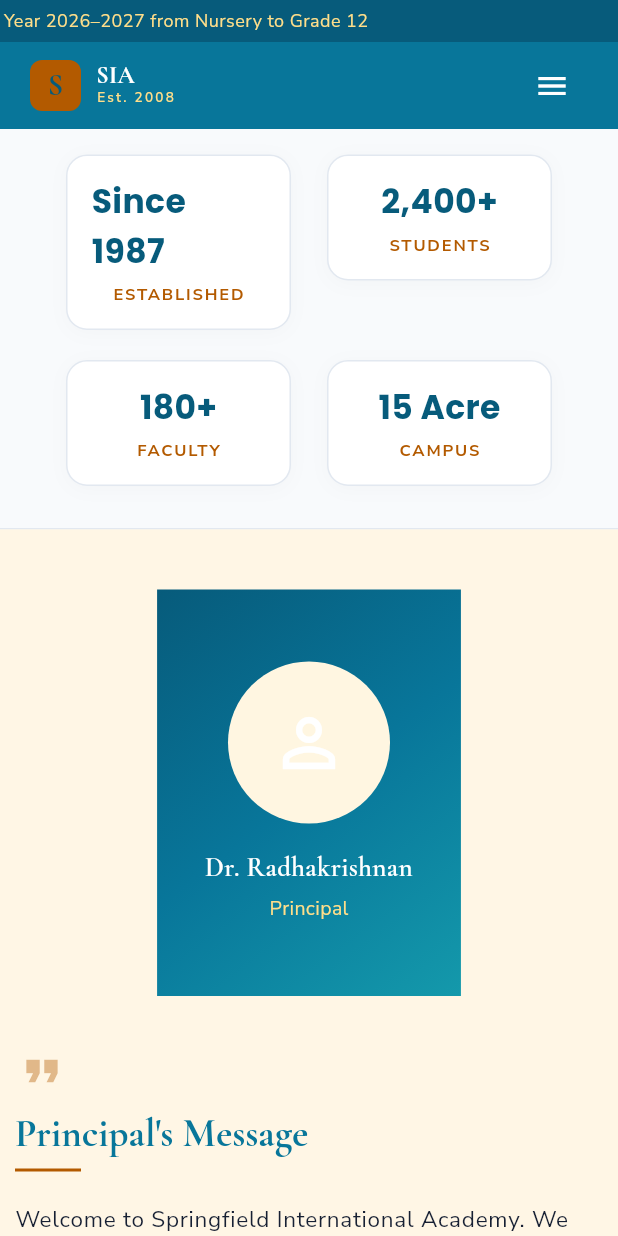
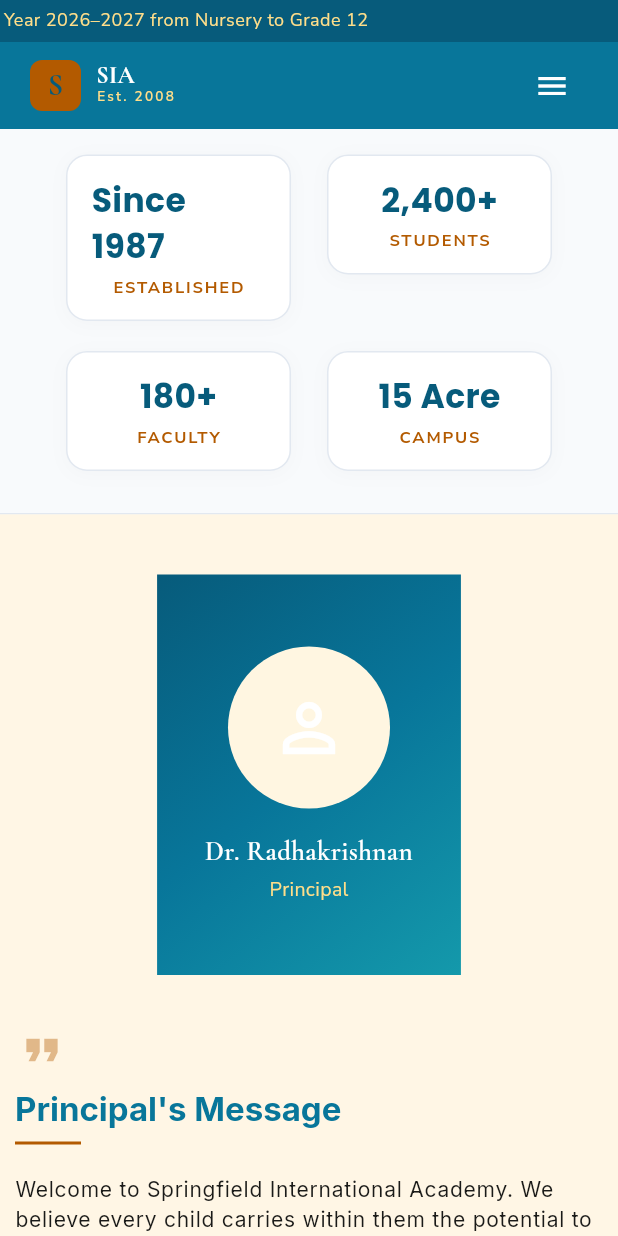
Before and after one commit to DileepJexpert/school-project-ui, a Flutter app: the screen it shows after launch, scrolled down 576 dp, on a phone screen of 412 x 824 dp. Run offline on Flutter 3.47's test engine with Material 3 defaults, Android fonts, the phone set to English and light mode, and no system bars; our stand-ins replace dio, fl_chart, flutter_secure_storage, google_fonts, shared_preferences, shimmer; missing offline and left inert: dart:html, dart:js, dart:ui_web; accounts and stored records are empty; network calls fail.

Commit message:
feat(ui): apply Katasticho ERP theme, compact small cards, and Inter typography across all admin pages

```diff
--- a/lib/core/constants/app_constants.dart
+++ b/lib/core/constants/app_constants.dart
@@ -3,30 +3,32 @@ import 'package:flutter/material.dart';
 class AppColors {
   AppColors._();
 
-  // Primary palette — Navy & Gold
-  static const Color navy = Color(0xFF17324D);
-  static const Color navyLight = Color(0xFF254D70);
-  static const Color navyDark = Color(0xFF0D2235);
-  static const Color gold = Color(0xFF2563EB);
-  static const Color goldLight = Color(0xFF60A5FA);
-  static const Color goldPale = Color(0xFFEFF6FF);
+  // Katasticho ERP Brand Palette (Teal-600 & Teal-500)
+  static const Color navy = Color(0xFF0F8576);     // Brand Primary (Teal-600)
+  static const Color navyLight = Color(0xFF14A08C); // Brand Secondary (Teal-500)
+  static const Color navyDark = Color(0xFF0A5C52);  // Brand Dark
+  static const Color gold = Color(0xFFB45309);      // Accent Amber
+  static const Color goldLight = Color(0xFFD97706);
+  static const Color goldPale = Color(0xFFFEF3E2);
 
-  // Neutrals
-  static const Color cream = Color(0xFFF6F8FB);
-  static const Color creamDark = Color(0xFFF1F5F9);
+  // Neutrals — Warm neutral (Katasticho ERP design system)
+  static const Color cream = Color(0xFFF7F7F5);     // App Canvas (--bg-app)
+  static const Color creamDark = Color(0xFFEFEFEC); // Subtle bg
   static const Color white = Color(0xFFFFFFFF);
-  static const Color border = Color(0xFFE2E8F0);
+  static const Color border = Color(0xFFE5E5E1);    // Border (--border)
+  static const Color borderStrong = Color(0xFFD4D4CF);
+  static const Color sidebarBg = Color(0xFF0F172A); // Slate-900 sidebar seed
 
-  // Text
-  static const Color textPrimary = Color(0xFF172033);
-  static const Color textSecondary = Color(0xFF5F6B7A);
-  static const Color textLight = Color(0xFF94A3B8);
+  // Text — Warm-tinted near-black & grey
+  static const Color textPrimary = Color(0xFF1A1A18);
+  static const Color textSecondary = Color(0xFF5F5F59);
+  static const Color textLight = Color(0xFF94948D);
 
   // Semantic
-  static const Color success = Color(0xFF059669);
-  static const Color error = Color(0xFFDC2626);
-  static const Color warning = Color(0xFFF59E0B);
-  static const Color info = Color(0xFF3B82F6);
+  static const Color success = Color(0xFF15803D);
+  static const Color error = Color(0xFFBE3A34);
+  static const Color warning = Color(0xFFB45309);
+  static const Color info = Color(0xFF1D4ED8);
 
   // Gradients
   static const LinearGradient heroGradient = LinearGradient(
@@ -38,26 +40,26 @@ class AppColors {
   static const LinearGradient goldGradient = LinearGradient(
     begin: Alignment.topLeft,
     end: Alignment.bottomRight,
-    colors: [gold, goldLight],
+    colors: [navy, navyLight],
   );
 }
 
 class AppSizes {
   AppSizes._();
 
-  // Padding
+  // Padding — compact ERP density
   static const double paddingXS = 4.0;
   static const double paddingSM = 8.0;
-  static const double paddingMD = 16.0;
-  static const double paddingLG = 24.0;
-  static const double paddingXL = 32.0;
-  static const double paddingXXL = 48.0;
+  static const double paddingMD = 12.0;
+  static const double paddingLG = 16.0;
+  static const double paddingXL = 24.0;
+  static const double paddingXXL = 36.0;
 
-  // Border radius
-  static const double radiusSM = 6.0;
-  static const double radiusMD = 8.0;
-  static const double radiusLG = 10.0;
-  static const double radiusXL = 12.0;
+  // Border radius — capped at 8px per Katasticho ERP specification
+  static const double radiusSM = 4.0;
+  static const double radiusMD = 6.0;
+  static const double radiusLG = 8.0;
+  static const double radiusXL = 8.0;
 
   // Breakpoints
   static const double mobile = 600.0;
--- a/lib/core/theme/app_theme.dart
+++ b/lib/core/theme/app_theme.dart
@@ -121,22 +121,21 @@ class AppTheme {
         elevation: 0,
         color: palette.surface,
         shape: RoundedRectangleBorder(
-          borderRadius: BorderRadius.circular(14),
-          side: BorderSide(color: palette.border.withValues(alpha: 0.8), width: 1),
+          borderRadius: BorderRadius.circular(8),
+          side: BorderSide(color: palette.border, width: 1),
         ),
         surfaceTintColor: Colors.transparent,
         margin: EdgeInsets.zero,
       ),
       dialogTheme: DialogThemeData(
         backgroundColor: palette.surface,
-        elevation: 10,
-        shadowColor: const Color(0x26101828),
+        elevation: 4,
         shape: RoundedRectangleBorder(
-          borderRadius: BorderRadius.circular(16),
-          side: BorderSide(color: palette.border.withValues(alpha: 0.7)),
+          borderRadius: BorderRadius.circular(10),
+          side: BorderSide(color: palette.border),
         ),
-        titleTextStyle: GoogleFonts.poppins(
-          fontSize: 18,
+        titleTextStyle: GoogleFonts.inter(
+          fontSize: 16,
           fontWeight: FontWeight.w700,
           color: AppColors.textPrimary,
         ),
@@ -146,31 +145,45 @@ class AppTheme {
           backgroundColor: palette.brand,
           foregroundColor: AppColors.white,
           elevation: 0,
-          minimumSize: const Size(0, 42),
-          padding: const EdgeInsets.symmetric(horizontal: 18, vertical: 12),
+          minimumSize: const Size(0, 36),
+          padding: const EdgeInsets.symmetric(horizontal: 14, vertical: 8),
           shape: RoundedRectangleBorder(
-            borderRadius: BorderRadius.circular(10),
+            borderRadius: BorderRadius.circular(8),
           ),
-          textStyle: GoogleFonts.nunitoSans(
-            fontSize: 14,
-            fontWeight: FontWeight.w700,
-            letterSpacing: 0.5,
+          textStyle: GoogleFonts.inter(
+            fontSize: 13,
+            fontWeight: FontWeight.w600,
+            letterSpacing: 0.2,
           ),
         ),
       ),
       outlinedButtonTheme: OutlinedButtonThemeData(
         style: OutlinedButton.styleFrom(
           foregroundColor: palette.brand,
-          side: BorderSide(color: palette.border),
-          minimumSize: const Size(0, 42),
-          padding: const EdgeInsets.symmetric(horizontal: 18, vertical: 12),
+          side: BorderSide(color: palette.border, width: 1),
+          elevation: 0,
+          minimumSize: const Size(0, 36),
+          padding: const EdgeInsets.symmetric(horizontal: 14, vertical: 8),
           shape: RoundedRectangleBorder(
-            borderRadius: BorderRadius.circular(10),
+            borderRadius: BorderRadius.circular(8),
           ),
-          textStyle: GoogleFonts.nunitoSans(
-            fontSize: 14,
-            fontWeight: FontWeight.w700,
-            letterSpacing: 0.5,
+          textStyle: GoogleFonts.inter(
+            fontSize: 13,
+            fontWeight: FontWeight.w600,
+            letterSpacing: 0.2,
+          ),
+        ),
+      ),
+      textButtonTheme: TextButtonThemeData(
+        style: TextButton.styleFrom(
+          foregroundColor: palette.brand,
+          padding: const EdgeInsets.symmetric(horizontal: 10, vertical: 6),
+          shape: RoundedRectangleBorder(
+            borderRadius: BorderRadius.circular(8),
+          ),
+          textStyle: GoogleFonts.inter(
+            fontSize: 13,
+            fontWeight: FontWeight.w600,
           ),
         ),
       ),
@@ -178,22 +191,22 @@ class AppTheme {
         filled: true,
         fillColor: palette.surface,
         contentPadding:
-            const EdgeInsets.symmetric(horizontal: 14, vertical: 13),
+            const EdgeInsets.symmetric(horizontal: 12, vertical: 10),
         border: OutlineInputBorder(
-          borderRadius: BorderRadius.circular(10),
+          borderRadius: BorderRadius.circular(8),
           borderSide: BorderSide(color: palette.border),
         ),
         enabledBorder: OutlineInputBorder(
-          borderRadius: BorderRadius.circular(10),
+          borderRadius: BorderRadius.circular(8),
           borderSide: BorderSide(color: palette.border),
         ),
         focusedBorder: OutlineInputBorder(
-          borderRadius: BorderRadius.circular(10),
+          borderRadius: BorderRadius.circular(8),
           borderSide: BorderSide(color: palette.brand, width: 1.5),
         ),
-        hintStyle: GoogleFonts.nunitoSans(
+        hintStyle: GoogleFonts.inter(
           color: AppColors.textLight,
-          fontSize: 14,
+          fontSize: 13,
         ),
       ),
       dividerTheme: DividerThemeData(
@@ -203,16 +216,17 @@ class AppTheme {
       ),
       dataTableTheme: DataTableThemeData(
         headingRowColor: WidgetStateProperty.all(palette.canvas),
-        headingRowHeight: 44,
-        dataRowMinHeight: 44,
-        dataRowMaxHeight: 52,
-        dividerThickness: 0.7,
-        headingTextStyle: GoogleFonts.nunitoSans(
-          fontSize: 12,
-          fontWeight: FontWeight.w700,
+        headingRowHeight: 38,
+        dataRowMinHeight: 38,
+        dataRowMaxHeight: 44,
+        dividerThickness: 1.0,
+        headingTextStyle: GoogleFonts.inter(
+          fontSize: 11,
+          fontWeight: FontWeight.w600,
+          letterSpacing: 0.3,
           color: AppColors.textSecondary,
         ),
-        dataTextStyle: GoogleFonts.nunitoSans(
+        dataTextStyle: GoogleFonts.inter(
           fontSize: 13,
           color: AppColors.textPrimary,
         ),
@@ -226,12 +240,12 @@ class AppTheme {
         backgroundColor: palette.canvas,
         selectedColor: palette.brand,
         labelStyle:
-            GoogleFonts.nunitoSans(fontSize: 13, fontWeight: FontWeight.w600),
+            GoogleFonts.inter(fontSize: 12, fontWeight: FontWeight.w600),
         shape: RoundedRectangleBorder(
-          borderRadius: BorderRadius.circular(AppSizes.radiusSM),
+          borderRadius: BorderRadius.circular(999),
           side: BorderSide(color: palette.border),
         ),
-        padding: const EdgeInsets.symmetric(horizontal: 12, vertical: 6),
+        padding: const EdgeInsets.symmetric(horizontal: 10, vertical: 4),
       ),
       extensions: [palette],
     );
@@ -240,16 +254,16 @@ class AppTheme {
   static AppThemePalette _paletteFor(AppThemePreset preset) {
     return switch (preset) {
       AppThemePreset.modern => const AppThemePalette(
-          brand: Color(0xFF17324D),
-          brandDark: Color(0xFF0D2235),
-          accent: Color(0xFF2563EB),
-          canvas: Color(0xFFF6F8FB),
+          brand: Color(0xFF0F8576),      // Katasticho Teal-600
+          brandDark: Color(0xFF0A5C52),  // Katasticho Deep Teal
+          accent: Color(0xFF14A08C),     // Katasticho Teal-500
+          canvas: Color(0xFFF7F7F5),     // Katasticho Warm Neutral (--bg-app)
           surface: Colors.white,
-          border: Color(0xFFE2E8F0),
+          border: Color(0xFFE5E5E1),     // Katasticho Warm Border (--border)
           heroGradient: LinearGradient(
             begin: Alignment.topLeft,
             end: Alignment.bottomRight,
-            colors: [Color(0xFF0D2235), Color(0xFF17324D), Color(0xFF254D70)],
+            colors: [Color(0xFF0A5C52), Color(0xFF0F8576), Color(0xFF14A08C)],
           ),
         ),
       AppThemePreset.classic => const AppThemePalette(
@@ -283,95 +297,95 @@ class AppTheme {
 
   static TextTheme _buildTextTheme() {
     return TextTheme(
-      // Display — Cormorant Garamond (serif headers)
-      displayLarge: GoogleFonts.cormorantGaramond(
-        fontSize: 44,
+      // Display
+      displayLarge: GoogleFonts.inter(
+        fontSize: 32,
         fontWeight: FontWeight.w700,
-        color: AppColors.navy,
-        height: 1.12,
+        color: AppColors.textPrimary,
+        letterSpacing: -0.5,
       ),
-      displayMedium: GoogleFonts.cormorantGaramond(
-        fontSize: 34,
-        fontWeight: FontWeight.w700,
-        color: AppColors.navy,
-        height: 1.15,
-      ),
-      displaySmall: GoogleFonts.cormorantGaramond(
+      displayMedium: GoogleFonts.inter(
         fontSize: 26,
         fontWeight: FontWeight.w700,
-        color: AppColors.navy,
-        height: 1.2,
+        color: AppColors.textPrimary,
+        letterSpacing: -0.3,
+      ),
+      displaySmall: GoogleFonts.inter(
+        fontSize: 22,
+        fontWeight: FontWeight.w700,
+        color: AppColors.textPrimary,
       ),
 
       // Headline
-      headlineLarge: GoogleFonts.cormorantGaramond(
-        fontSize: 24,
-        fontWeight: FontWeight.w600,
-        color: AppColors.navy,
+      headlineLarge: GoogleFonts.inter(
+        fontSize: 20,
+        fontWeight: FontWeight.w700,
+        color: AppColors.textPrimary,
+        letterSpacing: -0.2,
       ),
-      headlineMedium: GoogleFonts.cormorantGaramond(
-        fontSize: 20,
-        fontWeight: FontWeight.w600,
-        color: AppColors.navy,
-      ),
-      headlineSmall: GoogleFonts.nunitoSans(
+      headlineMedium: GoogleFonts.inter(
         fontSize: 18,
         fontWeight: FontWeight.w700,
-        color: AppColors.navy,
+        color: AppColors.textPrimary,
+      ),
+      headlineSmall: GoogleFonts.inter(
+        fontSize: 16,
+        fontWeight: FontWeight.w700,
+        color: AppColors.textPrimary,
       ),
 
       // Title
-      titleLarge: GoogleFonts.nunitoSans(
-        fontSize: 20,
+      titleLarge: GoogleFonts.inter(
+        fontSize: 17,
         fontWeight: FontWeight.w700,
         color: AppColors.textPrimary,
       ),
-      titleMedium: GoogleFonts.nunitoSans(
-        fontSize: 16,
-        fontWeight: FontWeight.w600,
-        color: AppColors.textPrimary,
-      ),
-      titleSmall: GoogleFonts.nunitoSans(
+      titleMedium: GoogleFonts.inter(
         fontSize: 14,
         fontWeight: FontWeight.w600,
         color: AppColors.textPrimary,
       ),
+      titleSmall: GoogleFonts.inter(
+        fontSize: 13,
+        fontWeight: FontWeight.w600,
+        color: AppColors.textPrimary,
+      ),
 
-      // Body — Nunito Sans
-      bodyLarge: GoogleFonts.nunitoSans(
-        fontSize: 15,
+      // Body — Inter (finance-SaaS standard)
+      bodyLarge: GoogleFonts.inter(
+        fontSize: 14,
         fontWeight: FontWeight.w400,
         color: AppColors.textPrimary,
-        height: 1.55,
+        height: 1.45,
       ),
-      bodyMedium: GoogleFonts.nunitoSans(
-        fontSize: 13.5,
+      bodyMedium: GoogleFonts.inter(
+        fontSize: 13,
         fontWeight: FontWeight.w400,
         color: AppColors.textPrimary,
-        height: 1.5,
+        height: 1.4,
       ),
-      bodySmall: GoogleFonts.nunitoSans(
-        fontSize: 12,
+      bodySmall: GoogleFonts.inter(
+        fontSize: 11.5,
         fontWeight: FontWeight.w400,
         color: AppColors.textSecondary,
-        height: 1.6,
+        height: 1.35,
       ),
 
       // Label
-      labelLarge: GoogleFonts.nunitoSans(
-        fontSize: 14,
-        fontWeight: FontWeight.w700,
-        letterSpacing: 0.5,
+      labelLarge: GoogleFonts.inter(
+        fontSize: 13,
+        fontWeight: FontWeight.w600,
+        letterSpacing: 0.2,
       ),
-      labelMedium: GoogleFonts.nunitoSans(
-        fontSize: 12,
+      labelMedium: GoogleFonts.inter(
+        fontSize: 11.5,
         fontWeight: FontWeight.w600,
-        letterSpacing: 0.5,
+        letterSpacing: 0.2,
       ),
-      labelSmall: GoogleFonts.nunitoSans(
+      labelSmall: GoogleFonts.inter(
         fontSize: 10,
         fontWeight: FontWeight.w600,
-        letterSpacing: 1.0,
+        letterSpacing: 0.4,
         color: AppColors.textSecondary,
       ),
     );
```
Also changed, not shown: lib/core/widgets/shared_widgets.dart (+80 -65 lines), lib/features/admin/admin_dashboard_page.dart (+69 -75 lines), lib/features/admin/screens/fee_screen.dart (+89 -59 lines), 3 other files.
